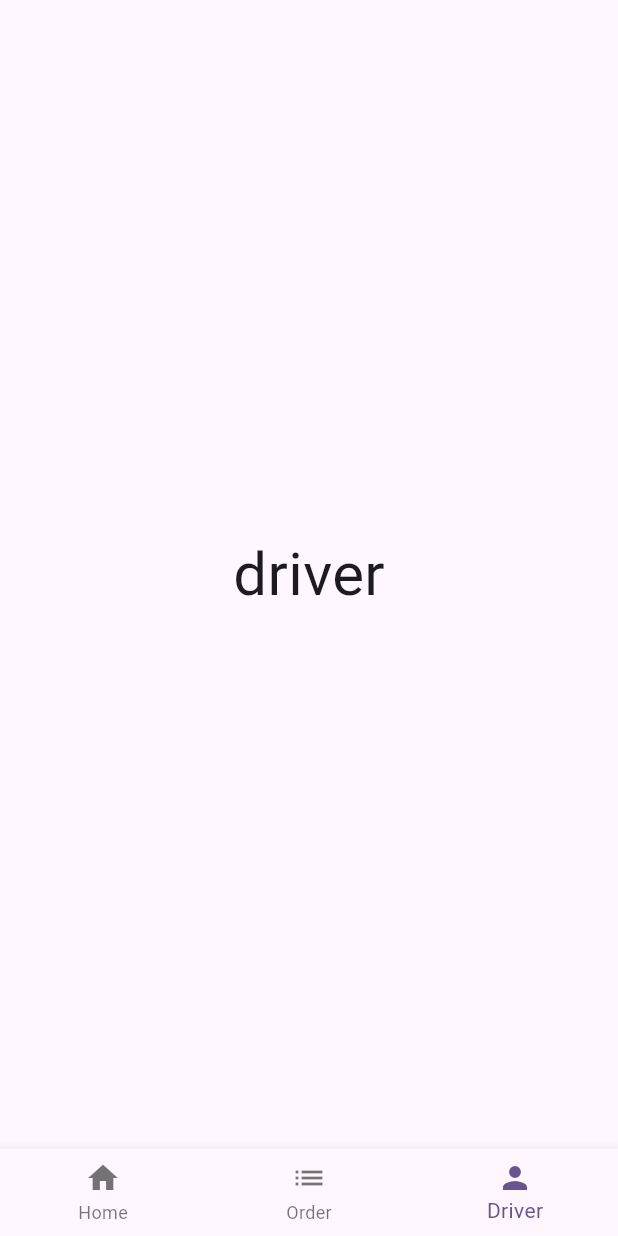
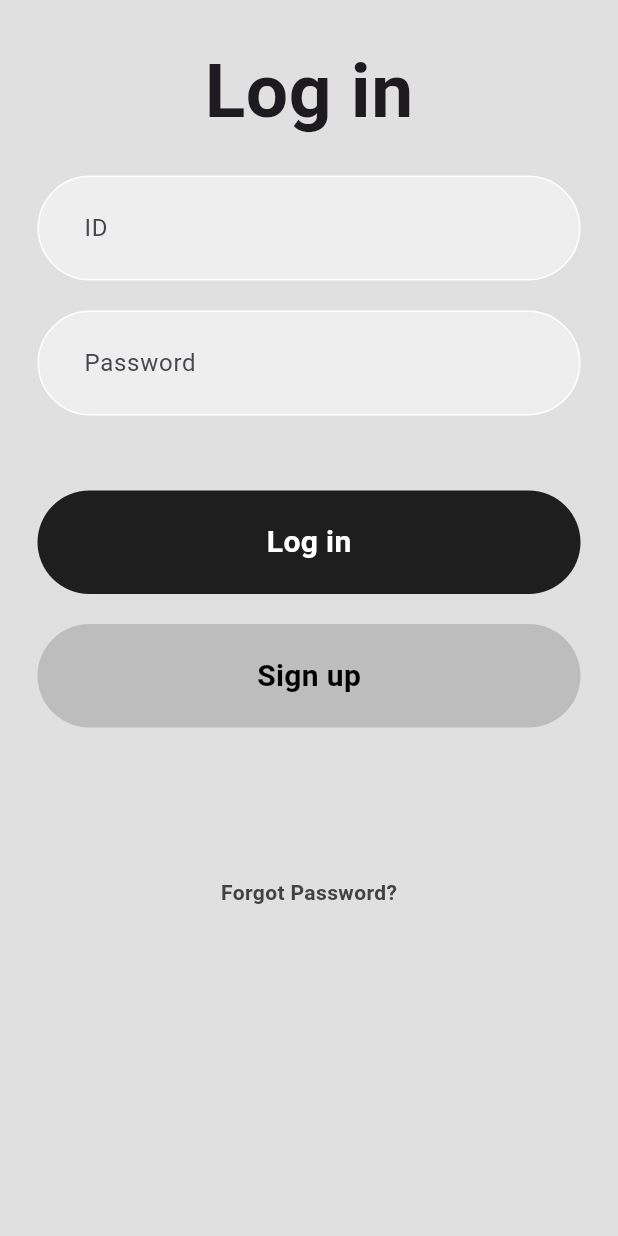
Before and after one commit to Knabi123/Industry_Move, a Flutter app: the screen it shows after launch, on a phone screen of 412 x 824 dp. Run offline on Flutter 3.47's test engine with Material 2 defaults, Android fonts, the phone set to English and light mode, and no system bars.

Commit message:
merge page

```diff
--- a/lib/main.dart
+++ b/lib/main.dart
@@ -1,4 +1,4 @@
-import 'package:company/src/bottombar.dart';
+import 'package:company/src_user/login.dart';
 import 'package:flutter/material.dart';
 
 void main() {
@@ -18,7 +18,7 @@ class MyApp extends StatelessWidget {
         colorScheme: ColorScheme.fromSeed(seedColor: Colors.deepPurple),
         useMaterial3: true,
       ),
-      home: const BottomBar(),
+      home: const LoginPage(),
     );
   }
 }
--- /dev/null
+++ b/lib/src_user/login.dart
@@ -0,0 +1,160 @@
+import 'package:flutter/material.dart';
+// import 'package:newlogin/components/square_tile.dart';
+
+class LoginPage extends StatefulWidget {
+  const LoginPage({Key? key}) : super(key: key);
+
+  @override
+  State<LoginPage> createState() => _LoginPageState();
+}
+
+class _LoginPageState extends State<LoginPage> {
+  @override
+  Widget build(BuildContext context) {
+    return Scaffold(
+      backgroundColor: Colors.grey[300], //สีพื้นหลัง
+      body: SafeArea(
+        child: Center(
+          child: Column(
+            children: [
+              SizedBox(height: 25),
+              Text(
+                'Log in',
+                style: TextStyle(
+                  fontWeight: FontWeight.bold,
+                  fontSize: 50,
+                ),
+              ),
+              SizedBox(height: 20),
+              Padding(
+                padding: const EdgeInsets.symmetric(horizontal: 25.0),
+                child: Container(
+                  padding: EdgeInsets.all(10),
+                  decoration: BoxDecoration(
+                    color: Colors.grey[200],
+                    border: Border.all(color: Colors.white),
+                    borderRadius:
+                        BorderRadius.circular(50), //รูปลักษณ์ช่องกรอกข้อมูล ID
+                  ),
+                  child: Padding(
+                    padding: const EdgeInsets.only(
+                        left: 20.0), // ตำแหน่งข้อความ ID ในช่อง
+                    child: TextField(
+                      decoration: InputDecoration(
+                          border: InputBorder.none,
+                          hintText: 'ID'), //ข้อความในช่อง
+                    ),
+                  ),
+                ),
+              ),
+
+              //password textfield
+              SizedBox(height: 20), //ระยะห่างระหว่าง ID กับ Pw
+              Padding(
+                padding: const EdgeInsets.symmetric(horizontal: 25.0),
+                child: Container(
+                  padding: EdgeInsets.all(10),
+                  decoration: BoxDecoration(
+                    color: Colors.grey[200],
+                    border: Border.all(color: Colors.white),
+                    borderRadius:
+                        BorderRadius.circular(50), //รูปลักษณ์ช่องกรอกข้อมูล ID
+                  ),
+                  child: Padding(
+                    padding: const EdgeInsets.only(
+                        left: 20.0), // ตำแหน่งข้อความ Password ในช่อง
+                    child: TextField(
+                      obscureText: true, //ปิดข้อความ pw
+                      decoration: InputDecoration(
+                          border: InputBorder.none,
+                          hintText: 'Password' //ข้อความในช่อง
+                          ),
+                    ),
+                  ),
+                ),
+              ),
+              SizedBox(height: 50),
+              //Login button
+              Padding(
+                padding: const EdgeInsets.symmetric(horizontal: 25.0),
+
+                child:
+
+                Container(
+
+                  padding: EdgeInsets.all(20), //ขนาดกล่องข้อความ
+                  decoration: BoxDecoration(
+
+                      color: Colors.black87,
+                      borderRadius:
+                          BorderRadius.circular(50) //ความโค้งของกรอบ Login
+                      ),
+                  child: Center(
+                    child: Text(
+                      'Log in',
+                      style: TextStyle(
+                        color: Colors.white,
+                        fontWeight: FontWeight.bold,
+                        fontSize: 20,
+                      ),
+                    ),
+                  ),
+                ),
+              ),
+              SizedBox(height: 20),
+              // Sign up button
+              Padding(
+                padding: const EdgeInsets.symmetric(horizontal: 25.0),
+                child: Container(
+                  padding: EdgeInsets.all(20), //ขนาดกล่องข้อความ
+                  decoration: BoxDecoration(
+                      color: Colors.grey[400],
+                      borderRadius:
+                          BorderRadius.circular(50) //ความโค้งของกรอบ Login
+                      ),
+                  child: Center(
+                    child: Text(
+                      'Sign up',
+                      style: TextStyle(
+                        color: Colors.black,
+                        fontWeight: FontWeight.bold,
+                        fontSize: 20,
+                      ),
+                    ),
+                  ),
+                ),
+              ),
+              const SizedBox(height: 50),
+              // Row(
+              //   mainAxisAlignment: MainAxisAlignment.center,
+              //   children: const [
+              //     SquareTile(
+              //         imagePath: 'images/facebook.png'), //facebook button
+              //     SizedBox(
+              //       width: 60,
+              //     ),
+              //     SquareTile(imagePath: 'images/gmail.png') //gmail button
+              //   ],
+              // ),
+
+              //not a member? register now
+              SizedBox(height: 50),
+              Row(
+                mainAxisAlignment: MainAxisAlignment.center,
+                children: [
+                  Text(
+                    'Forgot Password?',
+                    style: TextStyle(
+                      color: Colors.grey[800],
+                      fontWeight: FontWeight.bold,
+                    ),
+                  ),
+                ],
+              ),
+            ],
+          ),
+        ),
+      ),
+    );
+  }
+}
```
Also changed, not shown: lib/src_user/order_user.dart (added, +84 -0 lines), lib/src_user/register.dart (added, +111 -0 lines).
